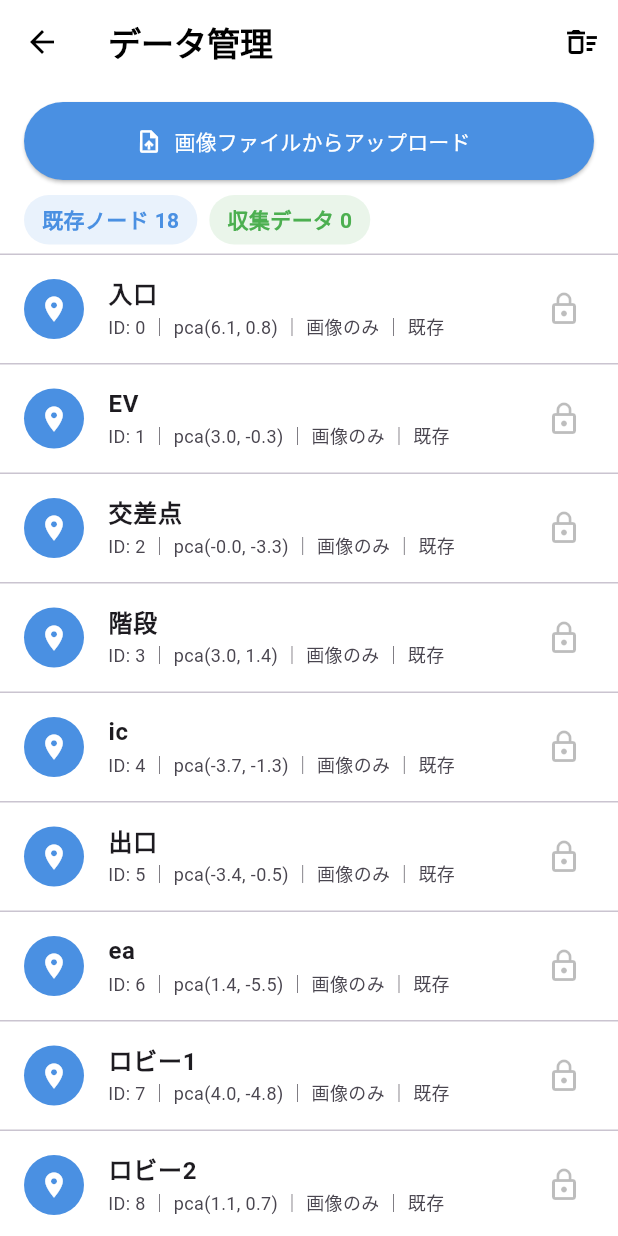
After one commit to YakohACT/Where_am_I_Univ_App, a Flutter app: the DataManagerPage screen opened directly, after a tap on "画像ファイルからアップロード", on a phone screen of 412 x 824 dp. The commit adds this screen. Run offline on Flutter 3.47's test engine with Material 3 defaults, Android fonts, the phone set to English and light mode, and no system bars; our stand-ins replace camera, image_picker, permission_handler, sqflite; missing offline and left inert: wifi_scan; accounts and stored records are empty.

Commit message:
SQL上の画像データをアップロード、削除することができるように変更

```diff
--- /dev/null
+++ b/lib/data_manager_page.dart
@@ -0,0 +1,332 @@
+import 'dart:io';
+import 'package:flutter/material.dart';
+import 'package:image_picker/image_picker.dart';
+import 'location_service.dart';
+
+/// データ管理画面。
+/// - スマホの画像ファイル（ギャラリー）からDBへアップロード
+/// - 収集データの削除（既存ノードは保護）
+class DataManagerPage extends StatefulWidget {
+  const DataManagerPage({super.key});
+
+  @override
+  State<DataManagerPage> createState() => _DataManagerPageState();
+}
+
+class _DataManagerPageState extends State<DataManagerPage> {
+  final ImagePicker _picker = ImagePicker();
+  List<DbEntry> _entries = [];
+  bool _loading = true;
+  bool _busy = false;
+  String _progress = '';
+
+  @override
+  void initState() {
+    super.initState();
+    _reload();
+  }
+
+  Future<void> _reload() async {
+    setState(() => _loading = true);
+    final list = await LocationService.instance.listEntries();
+    if (!mounted) return;
+    setState(() {
+      _entries = list;
+      _loading = false;
+    });
+  }
+
+  // ─── 画像ファイルからアップロード ───────────────────────
+  Future<void> _uploadFromFiles() async {
+    final List<XFile> files = await _picker.pickMultiImage();
+    if (files.isEmpty) return;
+    if (!mounted) return;
+
+    // 登録名を選択（既存ノード名から選ぶ or 自由入力）
+    final name = await _askName();
+    if (name == null || name.isEmpty) return;
+
+    setState(() {
+      _busy = true;
+      _progress = '0 / ${files.length}';
+    });
+
+    int ok = 0, fail = 0;
+    for (int i = 0; i < files.length; i++) {
+      try {
+        final bytes = await File(files[i].path).readAsBytes();
+        final res = await LocationService.instance
+            .addFromImage(name: name, bytes: bytes);
+        if (res != null) {
+          ok++;
+        } else {
+          fail++;
+        }
+      } catch (_) {
+        fail++;
+      }
+      if (!mounted) return;
+      setState(() => _progress = '${i + 1} / ${files.length}');
+    }
+
+    if (!mounted) return;
+    setState(() => _busy = false);
+    await _reload();
+    if (!mounted) return;
+    ScaffoldMessenger.of(context).showSnackBar(
+      SnackBar(
+        content: Text('アップロード完了: 成功 $ok 件 / 失敗 $fail 件（名前: $name）'),
+        duration: const Duration(seconds: 3),
+      ),
+    );
+  }
+
+  // 登録名を選ぶダイアログ（既存ノード名のドロップダウン＋自由入力）
+  Future<String?> _askName() async {
+    final names = LocationService.baseNodes.map((b) => b.name).toList();
+    String? selected = names.first;
+    final custom = TextEditingController();
+
+    return showDialog<String>(
+      context: context,
+      builder: (ctx) {
+        return StatefulBuilder(
+          builder: (ctx, setLocal) {
+            return AlertDialog(
+              title: const Text('登録する場所の名前'),
+              content: Column(
+                mainAxisSize: MainAxisSize.min,
+                crossAxisAlignment: CrossAxisAlignment.start,
+                children: [
+                  const Text('既存ノードから選択:'),
+                  DropdownButton<String>(
+                    isExpanded: true,
+                    value: selected,
+                    items: names
+                        .map((n) =>
+                            DropdownMenuItem(value: n, child: Text(n)))
+                        .toList(),
+                    onChanged: (v) => setLocal(() => selected = v),
+                  ),
+                  const SizedBox(height: 12),
+                  const Text('または自由入力（入力時はこちらを優先）:'),
+                  TextField(
+                    controller: custom,
+                    decoration: const InputDecoration(
+                      hintText: '例: 3階廊下',
+                      isDense: true,
+                    ),
+                    onChanged: (_) => setLocal(() {}),
+                  ),
+                ],
+              ),
+              actions: [
+                TextButton(
+                  onPressed: () => Navigator.pop(ctx),
+                  child: const Text('キャンセル'),
+                ),
+                ElevatedButton(
+                  onPressed: () {
+                    final name = custom.text.trim().isNotEmpty
+                        ? custom.text.trim()
+                        : selected;
+                    Navigator.pop(ctx, name);
+                  },
+                  child: const Text('決定'),
+                ),
+              ],
+            );
+          },
+        );
+      },
+    );
+  }
+
+  // ─── 削除 ──────────────────────────────────────────────
+  Future<void> _deleteOne(DbEntry e) async {
+    final ok = await showDialog<bool>(
+      context: context,
+      builder: (ctx) => AlertDialog(
+        title: const Text('削除の確認'),
+        content: Text('「${e.name}」(ID: ${e.id}) を削除しますか？'),
+        actions: [
+          TextButton(
+            onPressed: () => Navigator.pop(ctx, false),
+            child: const Text('キャンセル'),
+          ),
+          ElevatedButton(
+            style: ElevatedButton.styleFrom(
+                backgroundColor: const Color(0xFFE53935)),
+            onPressed: () => Navigator.pop(ctx, true),
+            child: const Text('削除', style: TextStyle(color: Colors.white)),
+          ),
+        ],
+      ),
+    );
+    if (ok != true) return;
+    await LocationService.instance.deleteEntry(e.id);
+    await _reload();
+  }
+
+  Future<void> _deleteAllCollected() async {
+    final collected = _entries.where((e) => !e.isBase).length;
+    if (collected == 0) {
+      ScaffoldMessenger.of(context).showSnackBar(
+        const SnackBar(content: Text('削除できる収集データがありません')),
+      );
+      return;
+    }
+    final ok = await showDialog<bool>(
+      context: context,
+      builder: (ctx) => AlertDialog(
+        title: const Text('一括削除の確認'),
+        content: Text('収集データ $collected 件をすべて削除しますか？\n（既存ノードは残ります）'),
+        actions: [
+          TextButton(
+            onPressed: () => Navigator.pop(ctx, false),
+            child: const Text('キャンセル'),
+          ),
+          ElevatedButton(
+            style: ElevatedButton.styleFrom(
+                backgroundColor: const Color(0xFFE53935)),
+            onPressed: () => Navigator.pop(ctx, true),
+            child:
+                const Text('全削除', style: TextStyle(color: Colors.white)),
+          ),
+        ],
+      ),
+    );
+    if (ok != true) return;
+    final n = await LocationService.instance.deleteAllCollected();
+    await _reload();
+    if (!mounted) return;
+    ScaffoldMessenger.of(context).showSnackBar(
+      SnackBar(content: Text('収集データ $n 件を削除しました')),
+    );
+  }
+
+  @override
+  Widget build(BuildContext context) {
+    final baseCount = _entries.where((e) => e.isBase).length;
+    final collectedCount = _entries.where((e) => !e.isBase).length;
+
+    return Scaffold(
+      backgroundColor: Colors.white,
+      appBar: AppBar(
+        backgroundColor: Colors.white,
+        foregroundColor: Colors.black,
+        elevation: 0,
+        title: const Text('データ管理',
+            style: TextStyle(fontWeight: FontWeight.w600)),
+        actions: [
+          IconButton(
+            tooltip: '収集データを全削除',
+            onPressed: _busy ? null : _deleteAllCollected,
+            icon: const Icon(Icons.delete_sweep_outlined),
+          ),
+        ],
+      ),
+      body: Column(
+        children: [
+          // アップロードボタン
+          Padding(
+            padding: const EdgeInsets.fromLTRB(16, 12, 16, 4),
+            child: SizedBox(
+              width: double.infinity,
+              height: 52,
+              child: ElevatedButton.icon(
+                onPressed: _busy ? null : _uploadFromFiles,
+                style: ElevatedButton.styleFrom(
+                  backgroundColor: const Color(0xFF4A90E2),
+                  foregroundColor: Colors.white,
+                  shape: const StadiumBorder(),
+                ),
+                icon: _busy
+                    ? const SizedBox(
+                        width: 18,
+                        height: 18,
+                        child: CircularProgressIndicator(
+                            strokeWidth: 2, color: Colors.white))
+                    : const Icon(Icons.upload_file),
+                label: Text(_busy
+                    ? 'アップロード中 $_progress'
+                    : '画像ファイルからアップロード'),
+              ),
+            ),
+          ),
+          // 件数サマリ
+          Padding(
+            padding: const EdgeInsets.symmetric(horizontal: 16, vertical: 6),
+            child: Row(
+              children: [
+                _chip('既存ノード $baseCount', const Color(0xFF4A90E2)),
+                const SizedBox(width: 8),
+                _chip('収集データ $collectedCount', const Color(0xFF4CAF50)),
+              ],
+            ),
+          ),
+          const Divider(height: 1),
+          // 一覧
+          Expanded(
+            child: _loading
+                ? const Center(child: CircularProgressIndicator())
+                : RefreshIndicator(
+                    onRefresh: _reload,
+                    child: ListView.separated(
+                      itemCount: _entries.length,
+                      separatorBuilder: (_, _) =>
+                          const Divider(height: 1),
+                      itemBuilder: (_, i) => _tile(_entries[i]),
+                    ),
+                  ),
+          ),
+        ],
+      ),
+    );
+  }
+
+  Widget _chip(String text, Color color) {
+    return Container(
+      padding: const EdgeInsets.symmetric(horizontal: 12, vertical: 6),
+      decoration: BoxDecoration(
+        color: color.withValues(alpha: 0.12),
+        borderRadius: BorderRadius.circular(20),
+      ),
+      child: Text(text,
+          style: TextStyle(color: color, fontWeight: FontWeight.w600)),
+    );
+  }
+
+  Widget _tile(DbEntry e) {
+    final wifi = e.wifiCount > 0 ? 'WiFi ${e.wifiCount}件' : '画像のみ';
+    return ListTile(
+      leading: CircleAvatar(
+        backgroundColor: e.isBase
+            ? const Color(0xFF4A90E2)
+            : const Color(0xFF4CAF50),
+        child: Icon(
+          e.isBase ? Icons.place : Icons.photo_camera_back,
+          color: Colors.white,
+          size: 20,
+        ),
+      ),
+      title: Text(e.name,
+          style: const TextStyle(fontWeight: FontWeight.w600)),
+      subtitle: Text(
+        'ID: ${e.id} ｜ pca(${e.pcaX.toStringAsFixed(1)}, ${e.pcaY.toStringAsFixed(1)}) ｜ $wifi'
+        '${e.isBase ? ' ｜ 既存' : ''}',
+        style: const TextStyle(fontSize: 12),
+      ),
+      trailing: e.isBase
+          ? const Tooltip(
+              message: '既存ノードは削除できません',
+              child: Icon(Icons.lock_outline, color: Colors.black26),
+            )
+          : IconButton(
+              icon: const Icon(Icons.delete_outline,
+                  color: Color(0xFFE53935)),
+              onPressed: () => _deleteOne(e),
+            ),
+    );
+  }
+}
--- a/lib/location_service.dart
+++ b/lib/location_service.dart
@@ -447,6 +447,54 @@ class LocationService {
     );
   }
 
+  /// 画像ファイル（バイト列）から埋め込みを計算してDBへ登録する。
+  /// スマホのギャラリー画像のアップロードに使用。WiFiは付かない（画像のみ）。
+  /// 解析できなければ null を返す。
+  Future<NodePoint?> addFromImage({
+    required String name,
+    required Uint8List bytes,
+    Map<String, int>? wifi,
+  }) async {
+    await init();
+    final est = estimate(bytes);
+    if (est == null) return null;
+    return register(name: name, est: est, wifi: wifi);
+  }
+
+  /// DBの全エントリを一覧（データ管理画面用）。
+  Future<List<DbEntry>> listEntries() async {
+    await init();
+    final rows = await _db!.query(
+      'embeddings',
+      columns: ['id', 'name', 'pca_x', 'pca_y', 'wifi'],
+      orderBy: 'id',
+    );
+    return rows.map((r) {
+      final id = r['id'] as int;
+      final wifi = _decodeWifi(r['wifi'] as String?);
+      return DbEntry(
+        id: id,
+        name: (r['name'] as String?) ?? '',
+        pcaX: (r['pca_x'] as num?)?.toDouble() ?? 0,
+        pcaY: (r['pca_y'] as num?)?.toDouble() ?? 0,
+        isBase: id < 100,
+        wifiCount: wifi.length,
+      );
+    }).toList();
+  }
+
+  /// 指定IDのエントリを削除。
+  Future<void> deleteEntry(int id) async {
+    await init();
+    await _db!.delete('embeddings', where: 'id = ?', whereArgs: [id]);
+  }
+
+  /// 収集データ（id≧100）を一括削除。削除件数を返す（既存ノードは残す）。
+  Future<int> deleteAllCollected() async {
+    await init();
+    return _db!.delete('embeddings', where: 'id >= 100');
+  }
+
   /// 画像 ＋ WiFi指紋 を併用してDB全件と照合し、最類似1件を返す（option B）。
   ///
   /// - 画像: z-score標準化後のコサイン類似度 → [0,1] に変換
@@ -566,6 +614,24 @@ class EstimationResult {
   });
 }
 
+/// データ管理画面に表示するDBエントリ1件
+class DbEntry {
+  final int id;
+  final String name;
+  final double pcaX;
+  final double pcaY;
+  final bool isBase;   // 既存ノード(true) / 収集データ(false)
+  final int wifiCount; // 保存されたWiFi指紋のAP数（0なら画像のみ）
+  const DbEntry({
+    required this.id,
+    required this.name,
+    required this.pcaX,
+    required this.pcaY,
+    required this.isBase,
+    required this.wifiCount,
+  });
+}
+
 /// DB照合による現在地推定の結果1件
 class IdentifyResult {
   final int id;          // DBのID（既存 0〜17 / 撮影追加分 ≧100）
--- a/pubspec.yaml
+++ b/pubspec.yaml
@@ -45,6 +45,8 @@ dependencies:
 
 dev_dependencies:
   flutter_test:
+    sdk: flutter
+  integration_test:
     sdk: flutter
 
   # The "flutter_lints" package below contains a set of recommended lints to
```
Also changed, not shown: lib/main.dart (+11 -0 lines), pubspec.lock, 1 other file.
